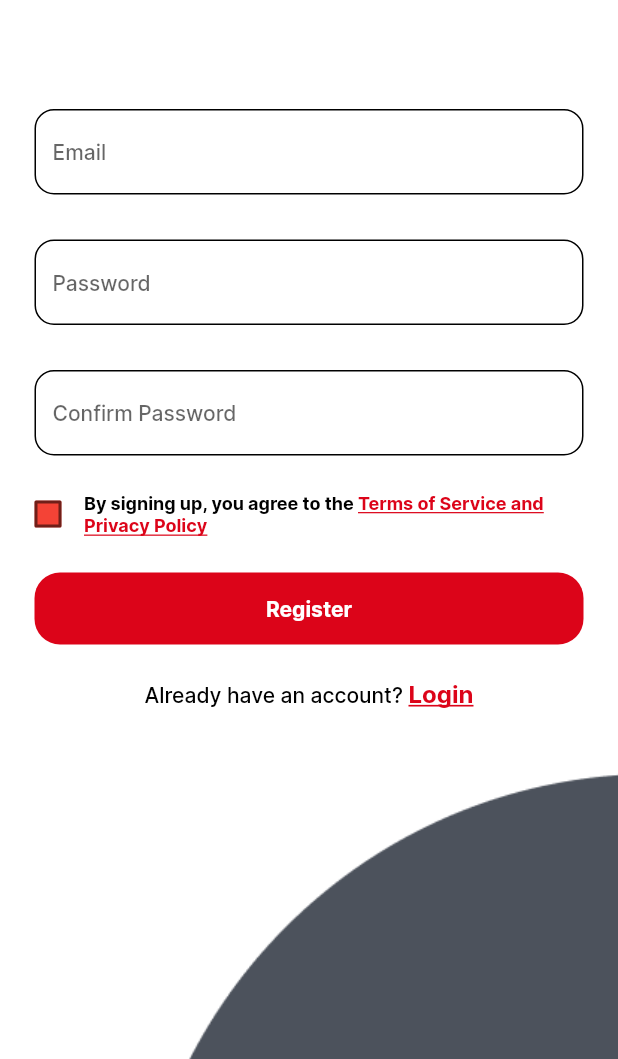
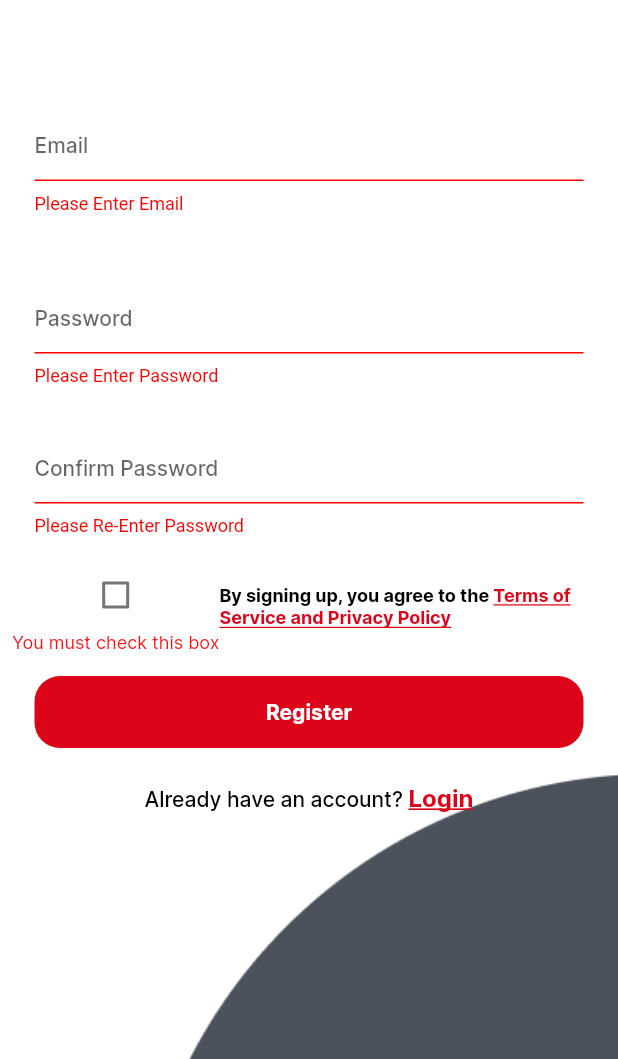
Before and after one commit to GeraldOrzal/pocketexpense, a Flutter app: the RegisterScreen screen opened by its route, after a tap on "Register", on a phone screen of 412 x 824 dp, the part 177-1236 px from its top. Run offline on Flutter 3.47's test engine with Material 2 defaults, Android fonts, the phone set to English and light mode, and no system bars; our stand-ins replace firebase_auth, firebase_core, flutter_svg; accounts and stored records are empty; network calls fail.

Commit message:
Form Validation - SignUp login Authentication
Done with the form validation, firebase authentication (sign up - login) and error handling message

```diff
--- a/lib/screens/createacc_screen.dart
+++ b/lib/screens/createacc_screen.dart
@@ -71,7 +71,7 @@
             child: Row(
               children: [
                 Text(
-                  'P ${currentAmount}',
+                  '₱ ${currentAmount}',
                   style: TxtStyle.getAmountTxt,
                 )
               ],
--- a/lib/screens/register_screen.dart
+++ b/lib/screens/register_screen.dart
@@ -1,7 +1,16 @@
 import 'package:flutter/gestures.dart';
 import 'package:flutter/material.dart';
 import 'package:pocketexpense/constant.dart';
+import 'package:pocketexpense/widgets/checkbox.dart';
+import 'package:firebase_core/firebase_core.dart';
+import 'package:firebase_auth/firebase_auth.dart';
 import '../styles.dart';
+
+void main() async {
+  WidgetsFlutterBinding.ensureInitialized();
+  await Firebase.initializeApp();
+  runApp(RegisterScreen());
+}
 
 class RegisterScreen extends StatefulWidget {
   RegisterScreen({Key? key}) : super(key: key);
@@ -11,11 +20,33 @@
 }
 
 class _RegisterScreenState extends State<RegisterScreen> {
-  void _setCred(String data) {}
-  void _onPressed() {}
+  // void _setCred(String data) {
+  //   final _email;
+  // }
+
+  final _email = TextEditingController();
+  final _password = TextEditingController();
+  final _confirmpassword = TextEditingController();
+  final GlobalKey<FormState> _formkey = GlobalKey<FormState>();
+  String errorMessage = '';
+  void _onPressed() async {
+    if (_formkey.currentState!.validate()) {
+      try {
+        await FirebaseAuth.instance.createUserWithEmailAndPassword(
+            email: _email.text, password: _confirmpassword.text);
+        Navigator.of(context).pushNamed(startScreen);
+      } on FirebaseAuthException catch (error) {
+        errorMessage = error.message!;
+      }
+
+      setState(() {});
+    }
+  }
 
   @override
   Widget build(BuildContext context) {
+    User? user = FirebaseAuth.instance.currentUser;
+
     double c_width = MediaQuery.of(context).size.width * 0.8;
     Color getColor(Set<MaterialState> states) {
       const Set<MaterialState> interactiveStates = <MaterialState>{
@@ -31,8 +62,9 @@
 
     return SafeArea(
       child: Scaffold(
+          resizeToAvoidBottomInset: false,
           body: Container(
-        decoration: BoxDecoration(
+            decoration: const BoxDecoration(
               image: DecorationImage(
                 image: AssetImage("assets/images/bg.png"),
                 fit: BoxFit.cover,
@@ -59,54 +91,106 @@
                 Padding(
                   padding: const EdgeInsets.all(8.0),
                   child: Form(
+                      key: _formkey,
                       child: Column(children: [
                         Padding(
                           padding: const EdgeInsets.all(15.0),
                           child: TextFormField(
-                    decoration: InputDecoration(hintText: "Email"),
+                            controller: _email,
+                            keyboardType: TextInputType.emailAddress,
+                            decoration:
+                                const InputDecoration(hintText: "Email"),
                             style: Theme.of(context).textTheme.bodyText1,
-                    onChanged: (data) => _setCred(data),
+                            // onChanged: (data) => _setCred(data),
+                            validator: (value) {
+                              if (value!.isEmpty) {
+                                return "Please Enter Email";
+                              }
+                              if (!RegExp(
+                                      "^[a-zA-Z0-9+_.-]+@[a-zA-Z0-9.-]+.[a-z]")
+                                  .hasMatch(value)) {
+                                return "Please Enter Valid Email";
+                              }
+                              return null;
+                            },
+                          ),
+                        ),
+                        Center(
+                          child: Text(errorMessage),
+                        ),
+                        Padding(
+                          padding: const EdgeInsets.all(15.0),
+                          child: TextFormField(
+                            // onChanged: (data) => _setCred(data),
+                            controller: _password,
+                            obscureText: true,
+                            style: Theme.of(context).textTheme.bodyText1,
+                            decoration:
+                                const InputDecoration(hintText: "Password"),
+                            validator: (value) {
+                              if (value!.isEmpty) {
+                                return "Please Enter Password";
+                              }
+                              String pattern =
+                                  r'^(?=.*?[A-Z])(?=.*?[a-z])(?=.*?[0-9])(?=.*?[!@#\$&*~]).{8,}$';
+                              if (!RegExp(pattern).hasMatch(value)) {
+                                return "Password must be atleast 8 characters, include an uppercase letter, number and symbol.";
+                              }
+                              return null;
+                            },
                           ),
                         ),
                         Padding(
                           padding: const EdgeInsets.all(15.0),
                           child: TextFormField(
-                      onChanged: (data) => _setCred(data),
+                            // onChanged: (data) => _setCred(data),
+                            controller: _confirmpassword,
+                            obscureText: true,
                             style: Theme.of(context).textTheme.bodyText1,
-                      decoration: InputDecoration(hintText: "Password")),
+                            decoration: const InputDecoration(
+                                hintText: "Confirm Password"),
+                            validator: (value) {
+                              if (value!.isEmpty) {
+                                return "Please Re-Enter Password";
+                              }
+                              if (_password.text != _confirmpassword.text) {
+                                return "Password do not match";
+                              }
+                              return null;
+                            },
                           ),
-                Padding(
-                  padding: const EdgeInsets.all(15.0),
-                  child: TextFormField(
-                      onChanged: (data) => _setCred(data),
-                      style: Theme.of(context).textTheme.bodyText1,
-                      decoration:
-                          InputDecoration(hintText: "Confirm Password")),
                         ),
                         Row(
                           children: [
-                    Checkbox(
-                      checkColor: Colors.white,
-                      fillColor: MaterialStateProperty.resolveWith(getColor),
-                      value: false,
-                      onChanged: (bool? value) {
-                        setState(() {});
-                      },
-                    ),
+                            // Checkbox(
+                            //   checkColor: Colors.white,
+                            //   fillColor:
+                            //       MaterialStateProperty.resolveWith(getColor),
+                            //   value: false,
+                            //   onChanged: (bool? value) {
+                            //     setState(() {});
+                            //   },
+                            // ),
+                            CheckboxFormField(),
                             Expanded(
                               child: RichText(
                                 text: TextSpan(
                                     text: 'By signing up, you agree to the ',
-                            style: TxtStyle.getBodyText1(12, Colors.black),
+                                    style:
+                                        TxtStyle.getBodyText1(12, Colors.black),
                                     children: [
                                       TextSpan(
-                                  text: "Terms of Service and Privacy Policy",
-                                  style: Theme.of(context).textTheme.headline4,
+                                          text:
+                                              "Terms of Service and Privacy Policy",
+                                          style: Theme.of(context)
+                                              .textTheme
+                                              .headline4,
                                           recognizer: TapGestureRecognizer()
                                             ..onTap = () {
                                               showModalBottomSheet<void>(
                                                   context: context,
-                                          builder: (BuildContext builder) {
+                                                  builder:
+                                                      (BuildContext builder) {
                                                     return DraggableScrollableSheet(
                                                         snap: true,
                                                         initialChildSize: 1,
@@ -117,23 +201,25 @@
                                                             children: [
                                                               Text(
                                                                 "Terms and Condition",
-                                                        style: Theme.of(context)
+                                                                style: Theme.of(
+                                                                        context)
                                                                     .textTheme
                                                                     .headline2,
                                                               ),
                                                               Padding(
                                                                 padding:
                                                                     const EdgeInsets
-                                                                .all(8.0),
+                                                                            .all(
+                                                                        8.0),
                                                                 child: RichText(
                                                                     text: TextSpan(
                                                                         text:
                                                                             "Minim reprehenderit sit eiusmod minim. Mollit commodo non velit aliquip et enim voluptate exercitation. Ut reprehenderit adipisicing cillum nulla anim. Fugiat eiusmod consectetur mollit aute nulla exercitation ea labore ut velit elit. Enim cillum dolor voluptate culpa cillum mollit aliqua. Occaecat aute nisi aute consectetur esse sint amet. Tempor eu nulla aliquip ea sunt cupidatat sunt aliquip anim excepteur et. Dolor pariatur nulla non nostrud laborum magna. Est exercitation veniam do anim id. Ipsum aute ad eiusmod enim mollit aute elit exercitation dolor nostrud. Pariatur eu amet quis incididunt pariatur ipsum adipisicing est magna. Velit cillum magna minim veniam amet laborum labore ullamco adipisicing proident. Quis eiusmod commodo anim ad exercitation fugiat eiusmod proident in amet sint ex. Do ullamco ad cillum fugiat. Ullamco veniam anim cupidatat qui sunt eu laborum occaecat dolor. Commodo sunt labore reprehenderit duis dolore esse reprehenderit cupidatat anim adipisicing laborum labore tempor.",
-                                                                style: Theme.of(
-                                                                        context)
+                                                                        style: Theme.of(context)
                                                                             .textTheme
                                                                             .bodyText1),
-                                                            textAlign: TextAlign
+                                                                    textAlign:
+                                                                        TextAlign
                                                                             .justify),
                                                               )
                                                             ],
--- /dev/null
+++ b/lib/widgets/checkbox.dart
@@ -0,0 +1,40 @@
+import 'package:flutter/material.dart';
+import 'package:pocketexpense/constant.dart';
+
+class CheckboxFormField extends StatefulWidget {
+  CheckboxFormField({Key? key}) : super(key: key);
+
+  @override
+  State<CheckboxFormField> createState() => _CheckboxFormFieldState();
+}
+
+class _CheckboxFormFieldState extends State<CheckboxFormField> {
+  bool checkboxValue = false;
+  @override
+  Widget build(BuildContext context) {
+    return FormField(
+      builder: (state) {
+        return Column(
+          children: [
+            Checkbox(
+              value: checkboxValue,
+              onChanged: (value) {
+                checkboxValue = value!;
+                state.didChange(value);
+              },
+            ),
+            Text(
+              state.errorText ?? '',
+              style: const TextStyle(
+                color: onError,
+              ),
+            ),
+          ],
+        );
+      },
+      validator: (value) {
+        if (!checkboxValue) return 'You must check this box';
+      },
+    );
+  }
+}
```
Also changed, not shown: lib/screens/login_screen.dart (+38 -8 lines), 2 other files. Lines whose indentation alone changed are shown as unchanged.
